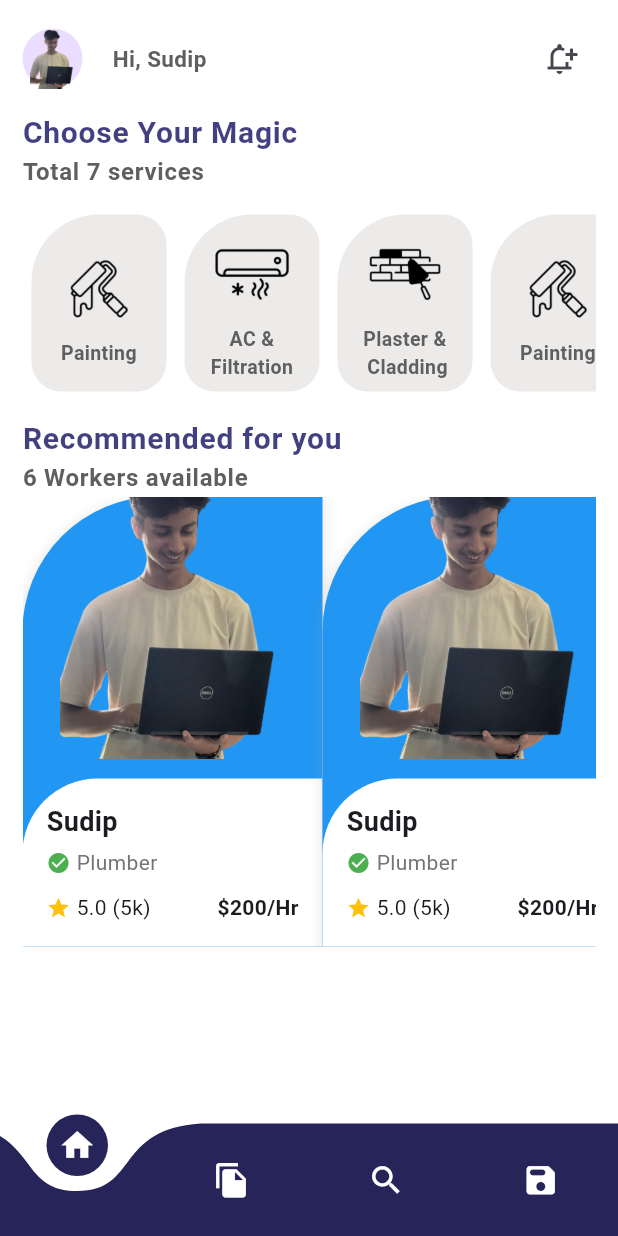
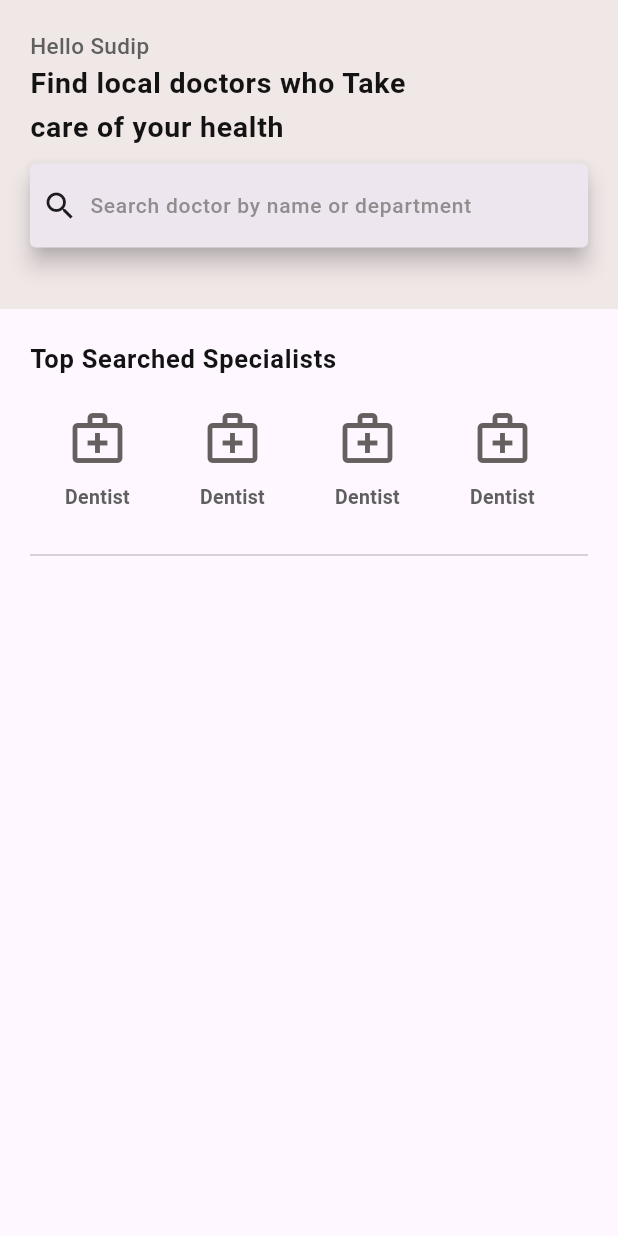
Before and after one commit to dhakalsumit/technical_service, a Flutter app: the screen it shows after launch, on a phone screen of 412 x 824 dp. Run offline on Flutter 3.47's test engine with Material 3 defaults, Android fonts, the phone set to English and light mode, and no system bars; drawn by our look-alikes of curved_navigation_bar.

Commit message:
DOCTOR APPOITMENT

```diff
--- a/lib/main.dart
+++ b/lib/main.dart
@@ -2,6 +2,7 @@ import 'package:flutter/material.dart';
 import 'package:tackles/home_page.dart';
 import 'package:tackles/screens/home_screen.dart';
 import 'package:tackles/screens/navigation.dart';
+import 'package:tackles/screens_two/homepage_two.dart';
 
 void main() {
   runApp(const MyApp());
@@ -20,7 +21,7 @@ class MyApp extends StatelessWidget {
         colorScheme: ColorScheme.fromSeed(seedColor: Colors.deepPurple),
         useMaterial3: true,
       ),
-      home: Navigation(),
+      home: HomepageTwo(),
     );
   }
 }
--- a/lib/screens/dummy.dart
+++ b/lib/screens/dummy.dart
@@ -25,7 +25,9 @@ class ExpertCard extends StatelessWidget {
     return ListView.builder(
       scrollDirection: Axis.horizontal,
       itemCount: 6,
-      itemBuilder: (context, index) => Stack(
+      itemBuilder: (context, index) => Container(
+        margin: const EdgeInsets.all(10),
+        child: Stack(
           children: [
             Container(
               width: 200,
@@ -47,7 +49,7 @@ class ExpertCard extends StatelessWidget {
                 children: [
                   Transform(
                     transform: Transform.translate(
-                    offset: Offset(0, -25),
+                      offset: const Offset(0, -25),
                     ).transform,
                     child: Center(
                       child: Image.asset(
@@ -76,14 +78,15 @@ class ExpertCard extends StatelessWidget {
                     children: [
                       Text(
                         name,
-                      style:
-                          TextStyle(fontSize: 18, fontWeight: FontWeight.bold),
+                        style: const TextStyle(
+                            fontSize: 18, fontWeight: FontWeight.bold),
                       ),
-                    SizedBox(height: 4),
+                      const  SizedBox(height: 4),
                       Row(
                         children: [
-                        Icon(Icons.check_circle, color: Colors.green, size: 16),
-                        SizedBox(width: 4),
+                          const Icon(Icons.check_circle,
+                              color: Colors.green, size: 16),
+                         const SizedBox(width: 4),
                           Text(specialty,
                               style: TextStyle(
                                   fontSize: 14, color: Colors.grey[600])),
@@ -109,6 +112,7 @@ class ExpertCard extends StatelessWidget {
             )
           ],
         ),
+      ),
     );
   }
 }
--- a/lib/screens/home_screen.dart
+++ b/lib/screens/home_screen.dart
@@ -84,13 +84,15 @@ class _HomeScreenState extends State<HomeScreen> {
                   fontWeight: FontWeight.bold,
                   color: const Color.fromARGB(255, 95, 95, 95)),
             ),
+            SizedBox(
+              height: 1,
+            ),
             const SizedBox(
               height: 300,
               child: ExpertCard(
                 name: 'Sudip',
                 backgroundColor: Colors.blue,
                 hourlyRate: 200,
-
                 rating: 5,
                 reviewCount: 5,
                 specialty: 'Plumber',
--- /dev/null
+++ b/lib/screens_two/homepage_two.dart
@@ -0,0 +1,85 @@
+import 'package:flutter/material.dart';
+import 'package:tackles/screens_two/specialist.dart';
+
+class HomepageTwo extends StatefulWidget {
+  const HomepageTwo({super.key});
+
+  @override
+  State<HomepageTwo> createState() => _HomepageTwoState();
+}
+
+class _HomepageTwoState extends State<HomepageTwo> {
+  @override
+  Widget build(BuildContext context) {
+    Size size = MediaQuery.sizeOf(context);
+    return Scaffold(
+      body: SafeArea(
+        child: Column(
+          crossAxisAlignment: CrossAxisAlignment.start,
+          children: [
+            Container(
+              padding: const EdgeInsets.only(top: 20, left: 20, right: 20),
+              height: size.height * 0.25,
+              width: double.infinity,
+              color: const Color.fromARGB(255, 240, 231, 231),
+              child: Column(
+                crossAxisAlignment: CrossAxisAlignment.start,
+                children: [
+                  const Text(
+                    "Hello Sudip",
+                    style: TextStyle(
+                        fontSize: 15,
+                        fontWeight: FontWeight.w500,
+                        color: Color.fromARGB(255, 95, 95, 95)),
+                  ),
+                  Text(
+                    "Find local doctors who Take \ncare of your health",
+                    textAlign: TextAlign.start,
+                    style: Theme.of(context).textTheme.bodyLarge?.copyWith(
+                        fontSize: 19,
+                        fontWeight: FontWeight.bold,
+                        color: Color.fromARGB(255, 19, 19, 19)),
+                  ),
+                  const SizedBox(
+                    height: 10,
+                  ),
+                  SearchBar(
+                    leading: const Icon(Icons.search),
+                    shape: WidgetStatePropertyAll(RoundedRectangleBorder(
+                        borderRadius: BorderRadius.circular(4))),
+                    hintText: "Search doctor by name or department",
+                    hintStyle: const WidgetStatePropertyAll(TextStyle(
+                        fontWeight: FontWeight.w500,
+                        fontSize: 14,
+                        color: Color.fromARGB(215, 125, 124, 124))),
+                  ),
+                ],
+              ),
+            ),
+            Padding(
+              padding: const EdgeInsets.all(20.0),
+              child: Column(
+                crossAxisAlignment: CrossAxisAlignment.start,
+                children: [
+                  Text(
+                    "Top Searched Specialists",
+                    textAlign: TextAlign.start,
+                    style: Theme.of(context).textTheme.bodyLarge?.copyWith(
+                        fontSize: 17,
+                        fontWeight: FontWeight.bold,
+                        color: Color.fromARGB(255, 19, 19, 19)),
+                  ),
+                  const SizedBox(
+                    height: 110,
+                    child: MyWidget(),
+                  ),
+                  const Divider()
+                ],
+              ),
+            ),
+          ],
+        ),
+      ),
+    );
+  }
+}
--- /dev/null
+++ b/lib/screens_two/specialist.dart
@@ -0,0 +1,60 @@
+import 'package:flutter/material.dart';
+
+class MyWidget extends StatefulWidget {
+  const MyWidget({super.key});
+
+  @override
+  State<MyWidget> createState() => _MyWidgetState();
+}
+
+class _MyWidgetState extends State<MyWidget> {
+  final List<String> images = [
+    "images/dentist.png",
+    "images/dentist.png",
+    "images/dentist.png",
+    "images/dentist.png",
+    "images/dentist.png",
+    "images/dentist.png",
+  ];
+  final List<String> text = [
+    "Dentist",
+    "Dentist",
+    "Dentist",
+    "Dentist",
+    "Dentist",
+    "Dentist",
+  ];
+  @override
+  Widget build(BuildContext context) {
+    return ListView.builder(
+      scrollDirection: Axis.horizontal,
+      itemCount: 6,
+      itemBuilder: (context, index) => Container(
+        height: 100,
+        width: 90,
+        child: Column(
+          crossAxisAlignment: CrossAxisAlignment.center,
+          children: [
+            const SizedBox(
+              height: 20,
+            ),
+            const Icon(
+              Icons.medical_services_outlined,
+              color: Color.fromARGB(255, 102, 95, 95),
+              size: 40,
+            ),
+            Text(
+              text[index],
+              textAlign: TextAlign.center,
+              style: const TextStyle(
+                  height: 3,
+                  fontSize: 13,
+                  fontWeight: FontWeight.bold,
+                  color: Color.fromARGB(255, 95, 95, 95)),
+            ),
+          ],
+        ),
+      ),
+    );
+  }
+}
```
Also changed, not shown: images/dentist.png (added). Lines whose indentation alone changed are shown as unchanged.
